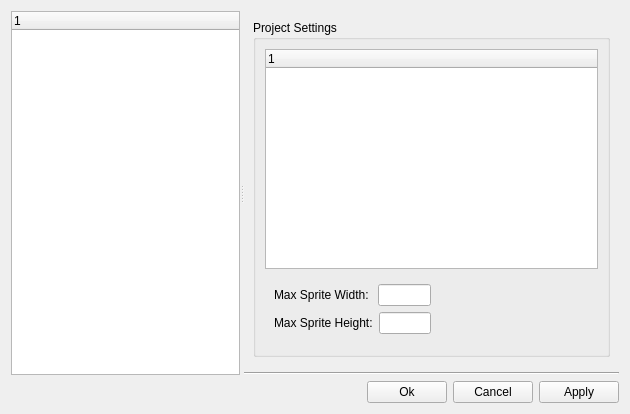
Before: the Qt Designer form branches/tools/LePlatz/StatePersister/PlatzSettings.ui in gonzalodelgado/uzebox-paul, drawn with Qt 5.
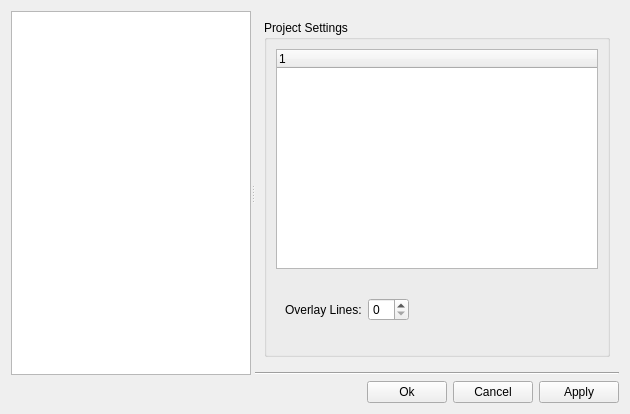
After: the same form once the commit is applied. The open tabs and pages were chosen to show the change.

Commit message: LePlatz dev branch: - PlatzReader/Writer now compatible with v1.0 project file format and converts   old files to new format. - FindReplace dialog functionality completed. - World State validation tightened up with cases for BgOuter, BgInner, BgPlatform added. - Removed spriteSize attribute to sync with Platz v1.1 collision detection changes. - JPEG image format option removed.

```diff
--- a/branches/tools/LePlatz/StatePersister/PlatzSettings.ui
+++ b/branches/tools/LePlatz/StatePersister/PlatzSettings.ui
@@ -49,6 +49,12 @@
         <property name="autoExpandDelay">
          <number>-1</number>
         </property>
+        <attribute name="headerVisible">
+         <bool>false</bool>
+        </attribute>
+        <attribute name="headerVisible">
+         <bool>false</bool>
+        </attribute>
         <column>
          <property name="text">
           <string notr="true">1</string>
@@ -114,6 +120,9 @@
                   <property name="columnCount">
                    <number>1</number>
                   </property>
+                  <attribute name="headerVisible">
+                   <bool>true</bool>
+                  </attribute>
                   <column>
                    <property name="text">
                     <string notr="true">1</string>
@@ -170,84 +179,6 @@
                    </layout>
                   </widget>
                   <widget class="QWidget" name="page"/>
-                  <widget class="QWidget" name="page_4">
-                   <layout class="QHBoxLayout" name="horizontalLayout_13">
-                    <item>
-                     <layout class="QVBoxLayout" name="verticalLayout_3">
-                      <item>
-                       <layout class="QHBoxLayout" name="horizontalLayout_11">
-                        <item>
-                         <widget class="QLabel" name="lblProjectMaxSpriteWidth">
-                          <property name="text">
-                           <string>Max Sprite Width: </string>
-                          </property>
-                         </widget>
-                        </item>
-                        <item>
-                         <widget class="QLineEdit" name="lePsSpriteWidth">
-                          <property name="sizePolicy">
-                           <sizepolicy hsizetype="Preferred" vsizetype="Fixed">
-                            <horstretch>0</horstretch>
-                            <verstretch>0</verstretch>
-                           </sizepolicy>
-                          </property>
-                          <property name="maximumSize">
-                           <size>
-                            <width>75</width>
-                            <height>16777215</height>
-                           </size>
-                          </property>
-                         </widget>
-                        </item>
-                       </layout>
-                      </item>
-                      <item>
-                       <layout class="QHBoxLayout" name="horizontalLayout_12">
-                        <item>
-                         <widget class="QLabel" name="lblProjectMaxHeight">
-                          <property name="text">
-                           <string>Max Sprite Height:</string>
-                          </property>
-                         </widget>
-                        </item>
-                        <item>
-                         <widget class="QLineEdit" name="lePsSpriteHeight">
-                          <property name="sizePolicy">
-                           <sizepolicy hsizetype="Preferred" vsizetype="Fixed">
-                            <horstretch>0</horstretch>
-                            <verstretch>0</verstretch>
-                           </sizepolicy>
-                          </property>
-                          <property name="maximumSize">
-                           <size>
-                            <width>75</width>
-                            <height>16777215</height>
-                           </size>
-                          </property>
-                         </widget>
-                        </item>
-                       </layout>
-                      </item>
-                     </layout>
-                    </item>
-                    <item>
-                     <spacer name="horizontalSpacer_2">
-                      <property name="orientation">
-                       <enum>Qt::Horizontal</enum>
-                      </property>
-                      <property name="sizeType">
-                       <enum>QSizePolicy::Expanding</enum>
-                      </property>
-                      <property name="sizeHint" stdset="0">
-                       <size>
-                        <width>180</width>
-                        <height>20</height>
-                       </size>
-                      </property>
-                     </spacer>
-                    </item>
-                   </layout>
-                  </widget>
                   <widget class="QWidget" name="page_11">
                    <layout class="QHBoxLayout" name="horizontalLayout_21">
                     <item>
```
The commit also changes 42 other files.
